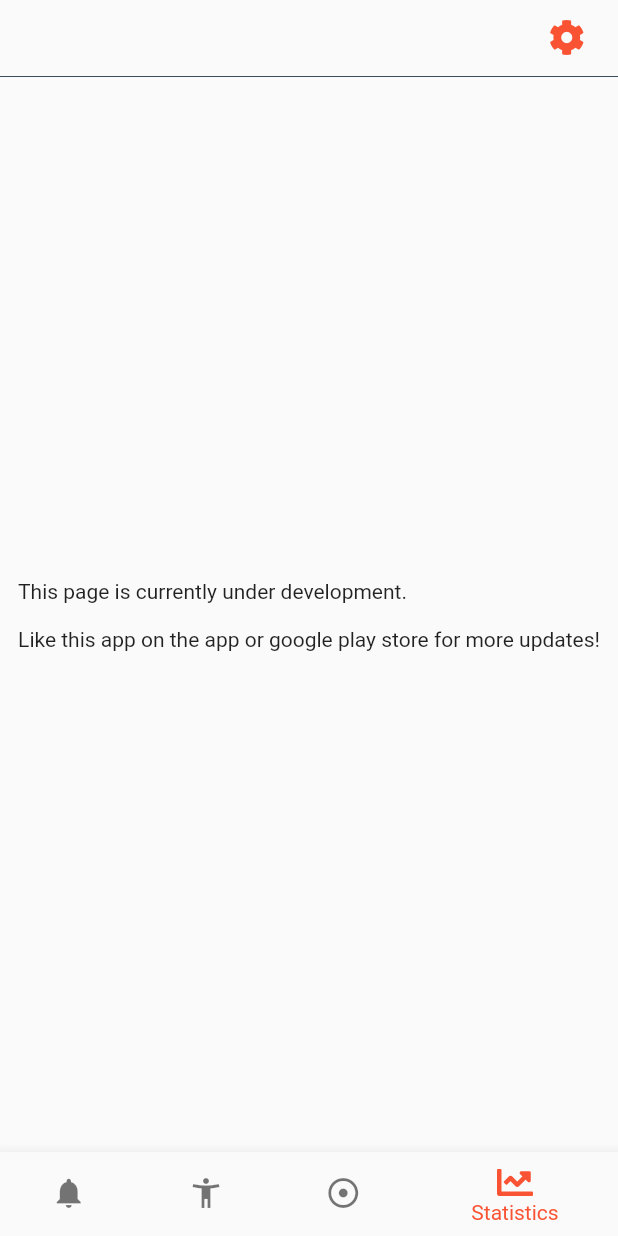
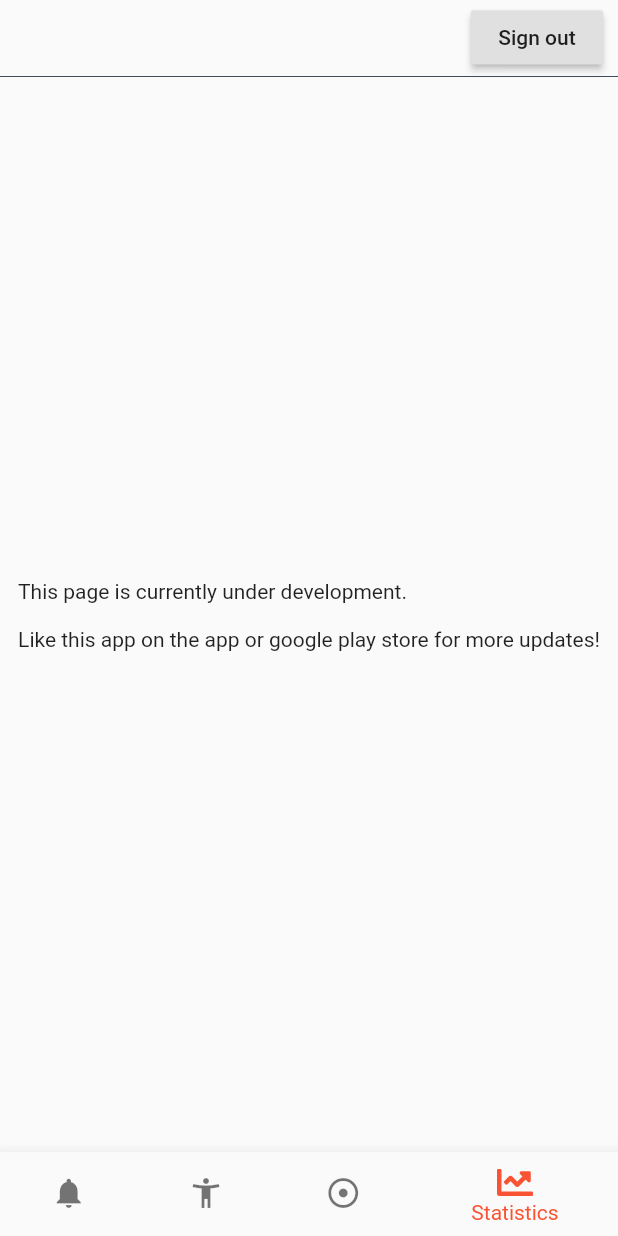
Before and after one commit to joakiti/PushupsApp, a Flutter app: the MainPage screen opened by its route, swiped to page 4, on a phone screen of 412 x 824 dp. Run offline on Flutter 3.47's test engine with Material 2 defaults, Android fonts, the phone set to English and light mode, and no system bars; our stand-ins replace bloc, dotted_border, equatable, firebase_auth, flare_flutter, flutter_bloc and 7 more; accounts and stored records are empty.

Commit message:
Starting to look really good.

```diff
--- a/lib/components/level_selection.dart
+++ b/lib/components/level_selection.dart
@@ -220,7 +220,7 @@ class _SectionState extends State<MenuSection>
                                                                       TextAlign
                                                                           .start,
                                                                   style: TextStyle(
-                                                                      color: widget.entryColor(),
+                                                                      color: widget.entryColor(dayOne),
                                                                       fontSize:
                                                                           20.0,
                                                                       fontFamily:
--- a/lib/components/wave_background.dart
+++ b/lib/components/wave_background.dart
@@ -12,8 +12,7 @@ class WavesBackground extends StatelessWidget {
   Widget build(BuildContext context) {
     RandomWrapper r = new RandomWrapper();
 
-    return WaveWidget(
-      duration: 9999999999,
+    return WaveWidget(wavePhase: 2,
       waveFrequency: 1.3,
       config: CustomConfig(
         gradients: colors.map((c) => [c, c.withOpacity(0.8)]).toList(),
--- a/lib/helpers/helpers.dart
+++ b/lib/helpers/helpers.dart
@@ -17,15 +17,13 @@ class PageHelper {
             ),
             EmailTextAsText(),
             Spacer(),
-            IconButton(
-              icon: Icon(FontAwesomeIcons.cog),
-              color: Theme.of(context).primaryColor,
-              onPressed: () {
-                BlocProvider.of<AuthenticationBloc>(context).add(
-                  LoggedOut(),
-                );
-              },
-            ),
+            RaisedButton(onPressed: () {
+              BlocProvider.of<AuthenticationBloc>(context).add(
+                LoggedOut(),
+              );
+
+            },
+            child: Text("Sign out"),),
             SizedBox(
               width: 10.0,
             )
@@ -48,9 +46,11 @@ class PageHelper {
     return ListView(children: widgets);
   }
 
-  static Widget navBarButton(
-      Color color, String text, Function func, BuildContext context) {
-    Size size = MediaQuery.of(context).size;
+  static Widget navBarButton(Color color, String text, Function func,
+      BuildContext context) {
+    Size size = MediaQuery
+        .of(context)
+        .size;
     return Align(
       alignment: Alignment.bottomCenter,
       child: Container(
@@ -85,7 +85,8 @@ class _EmailTextAsTextState extends State<EmailTextAsText> {
   String _textFromFile = "";
 
   _EmailTextAsTextState() {
-    UserRepository().getUser().then((val) => setState(() {
+    UserRepository().getUser().then((val) =>
+        setState(() {
           _textFromFile = val;
         }));
   }
--- a/lib/models/active_workout/active_workout_bloc.dart
+++ b/lib/models/active_workout/active_workout_bloc.dart
@@ -31,9 +31,8 @@ class ActiveWorkoutBloc extends Bloc<ActiveWorkoutEvent, ActiveWorkoutState> {
         var currentState = state as Counting;
         yield Pause(currentState.counting, currentState.currentSet);
       }
-
     }
-      else if (event is NotifyPauseFinished) {
+    else if (event is NotifyPauseFinished) {
         var currentState = state as Pause;
         var updateSetIndex = currentState.currentSet + 1;
         yield Counting(workout.set[updateSetIndex], updateSetIndex);
--- a/lib/models/active_workout/active_workout_event.dart
+++ b/lib/models/active_workout/active_workout_event.dart
@@ -11,6 +11,7 @@ class Start extends ActiveWorkoutEvent {
 }
 
 class Decrement extends ActiveWorkoutEvent {
+
 }
 
 class NotifyPauseFinished extends ActiveWorkoutEvent {
--- a/lib/models/repositories/repository.dart
+++ b/lib/models/repositories/repository.dart
@@ -1,11 +1,41 @@
 import 'package:project_nash_equilibrium/models/notifications/notification.dart';
 import 'package:project_nash_equilibrium/models/sets/set_level.dart';
 import 'package:project_nash_equilibrium/models/sets/sets.dart';
+import 'package:shared_preferences/shared_preferences.dart';
 
 class Repository {
-  static Future<Sets> getSets() async {
-    await Future.delayed(Duration(seconds: 0));
-    return Sets(set: [8, 8, 6, 7, 6]);
+  static Future<SetLevel> getSets() async {
+    await Future.delayed(Duration(seconds: 1));
+    SetLevel level = data[await getCurrentLevel()];
+    level.activeDay = await getCurrentDay();
+    return level;
+  }
+
+  static Future setCurrentLevel(int level) async {
+    SharedPreferences prefs = await SharedPreferences.getInstance();
+    return await prefs.setInt('level', level);
+  }
+  static Future setCurrentDay(int day) async {
+    SharedPreferences prefs = await SharedPreferences.getInstance();
+    await prefs.setInt('day', day);
+  }
+  static Future<int> getCurrentLevel() async {
+    SharedPreferences prefs = await SharedPreferences.getInstance();
+    if (prefs.getInt('level') != null) {
+      return prefs.getInt('level');
+    }
+    else {
+      return 0;
+    }
+  }
+  static Future<int> getCurrentDay() async {
+    SharedPreferences prefs = await SharedPreferences.getInstance();
+    if (prefs.getInt('day') != null) {
+      return prefs.getInt('day');
+    }
+    else {
+      return 0;
+    }
   }
 
   static Future<NotificationTime> getNotificationTime() async {
@@ -13,13 +43,16 @@ class Repository {
     return NotificationTime(time: DateTime(2019, 3, 2, 12, 10, 50, 0, 0));
   }
 
-  final List<SetLevel> data = [
+  static final List<SetLevel> data = [
     SetLevel(level: 1, sets: [
       Sets(set: [2, 3, 6, 7]),
       Sets(set: [2, 3, 6, 8])
     ]),
     SetLevel(level: 2, sets: [
       Sets(set: [2, 3, 6, 7]),
+      Sets(set: [2, 3, 6, 8]),
+      Sets(set: [2, 3, 6, 8]),
+      Sets(set: [2, 3, 6, 8]),
       Sets(set: [2, 3, 6, 8])
     ]),
     SetLevel(level: 3, sets: [
--- a/lib/models/repositories/settings_repository.dart
+++ /dev/null
@@ -1,3 +0,0 @@
-class SettingsRepository {
-
-}
--- a/lib/models/sets/set_level.dart
+++ b/lib/models/sets/set_level.dart
@@ -4,7 +4,7 @@ import 'package:project_nash_equilibrium/models/sets/sets.dart';
 class SetLevel {
   List<Sets> sets;
   int level;
-  int day = 1;
+  int activeDay = 0;
 
   SetLevel({@required this.sets, @required this.level});
 }
--- a/lib/models/timer/timer_event.dart
+++ b/lib/models/timer/timer_event.dart
@@ -30,6 +30,12 @@ class Reset extends TimerEvent {
   String toString() => "Reset";
 }
 
+class Increment extends TimerEvent {
+  final int value;
+
+  Increment(this.value);
+}
+
 class Tick extends TimerEvent {
   final int duration;
 
--- a/lib/pages/main/mainPage/notificationPage.dart
+++ b/lib/pages/main/mainPage/notificationPage.dart
@@ -15,7 +15,7 @@ class NotificationPage extends StatefulWidget with MainPageInterface {
   @override
   buildButton(BuildContext context) {
     return PageHelper.navBarButton(Theme.of(context).secondaryHeaderColor,
-        "SAVE", () => print("Save"), context);
+        "STICK TO IT!", () => print("Save"), context);
   }
 }
 
--- a/lib/pages/workoutPage/workoutPop.dart
+++ b/lib/pages/workoutPage/workoutPop.dart
@@ -9,17 +9,18 @@ abstract class WorkoutPop {
         context: context,
         builder: (BuildContext context) {
           return AlertDialog(
-              title: new Text(RepositoryProvider.of<TextRepository>(context).TAKE_A_CHILL_PILL),
+              title: new Text("You sure?"),
               content: new Text(RepositoryProvider.of<TextRepository>(context).A_FEW_MORE),
               actions: <Widget>[
                 ButtonBar(
                   children: <Widget>[
                     FlatButton(
-                      child: Text(RepositoryProvider.of<TextRepository>(context).LEAVE, style: TextStyleProvider.bold(12)..merge(new TextStyle(color: Colors.redAccent))),
+                      child: Text(RepositoryProvider.of<TextRepository>(context).LEAVE, style: TextStyleProvider.bold(12)),
                       onPressed: () {
                         Navigator.of(context).pop();
                         Navigator.of(context).pop();
                       },
+                      color: Colors.redAccent
                     ),
                     RaisedButton(
                       child: Text(RepositoryProvider.of<TextRepository>(context).STAY, style: TextStyleProvider.bold(12)),
--- a/pubspec.yaml
+++ b/pubspec.yaml
@@ -25,6 +25,7 @@ dependencies:
   cupertino_icons: ^0.1.2
   flutter_widgets: ^0.1.7+1
   font_awesome_flutter: ^8.5.0
+  shared_preferences: ^0.5.12+4
   rxdart: ^0.22.1+1
   flare_flutter: ^1.8.3
   cloud_firestore: ^0.12.9+4
```
Also changed, not shown: lib/models/sets/workout_bloc.dart (+4 -3 lines), lib/models/timer/timer_bloc.dart (+18 -2 lines), lib/pages/main/mainPage/levelsPage.dart (+27 -26 lines), lib/pages/workoutPage/chill_area.dart (+74 -1 lines), pubspec.lock.
